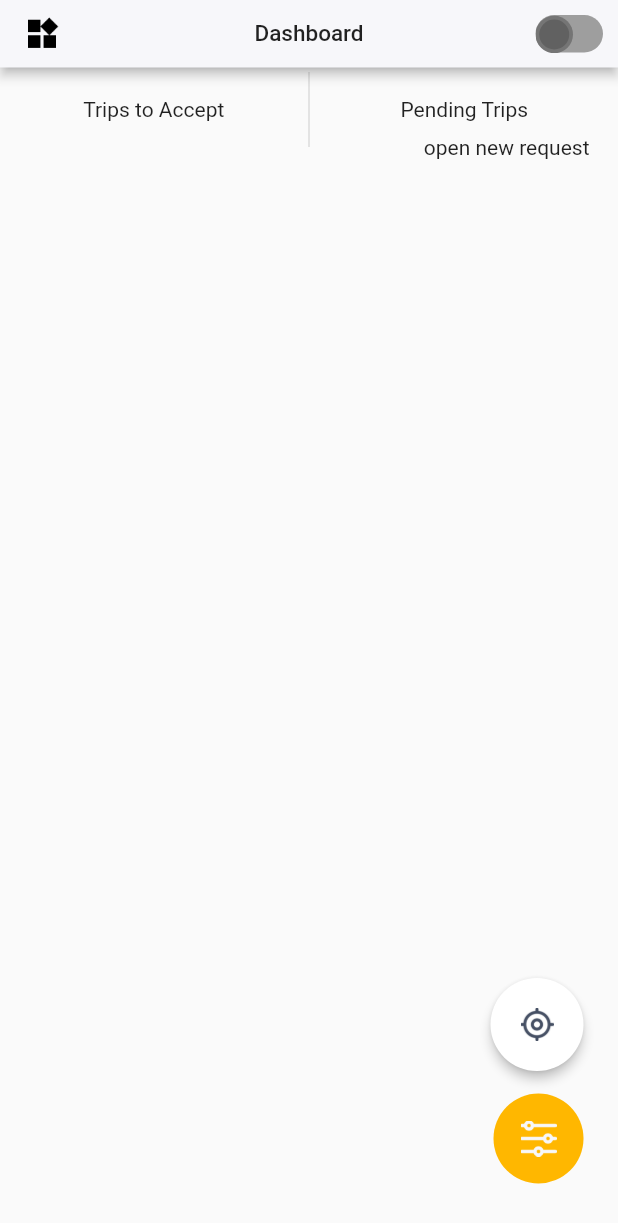
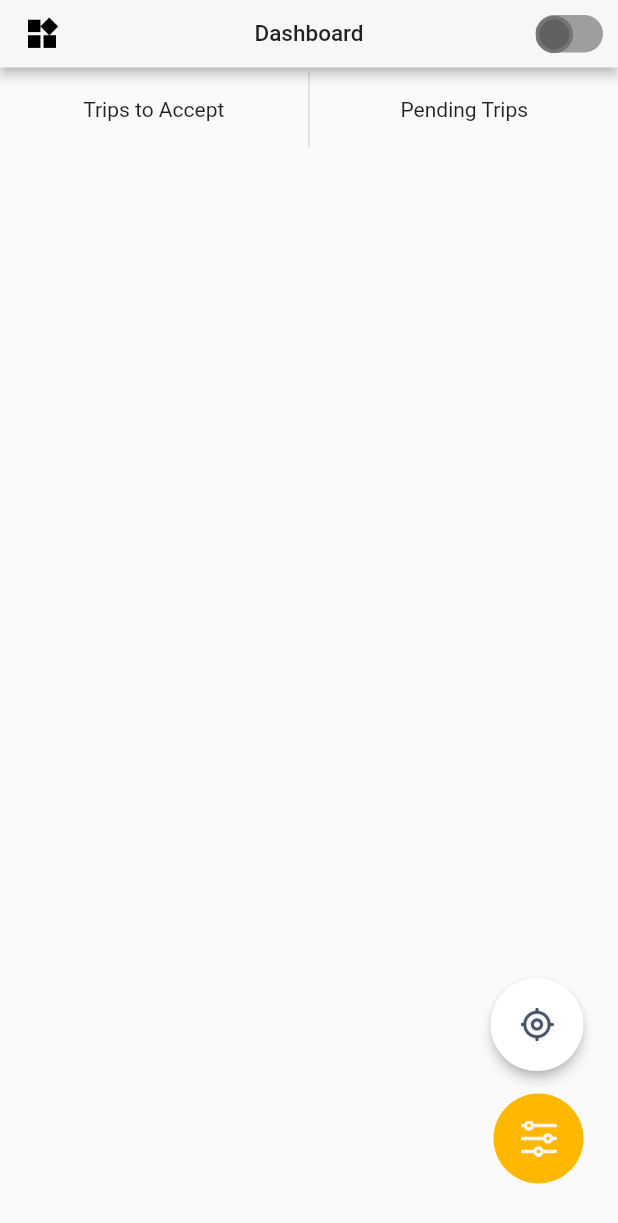
Before and after one commit to RhandallTimtiman/driver_app_v2, a Flutter app: the DashboardScreen screen opened by its route, on a phone screen of 412 x 824 dp. Shown: the top 1223 px of the screen. Run offline on Flutter 3.47's test engine with Material 2 defaults, Android fonts, the light colour scheme and no system bars; our stand-ins replace cached_network_image, connectivity, dio, font_awesome_flutter, get, get_storage and 3 more; accounts and stored records are empty.

Commit message:
commented out button in dashboard

```diff
--- a/lib/app/modules/screens/dashboard.screen.dart
+++ b/lib/app/modules/screens/dashboard.screen.dart
@@ -124,14 +124,14 @@ class _DashboardScreenState extends State<DashboardScreen> {
               closeAnimatedCircle: _closeAnimatedCircle,
               bottom: 35.0,
             ),
-            Positioned(
-              top: 29,
-              right: 19,
-              child: RawMaterialButton(
-                onPressed: _openRequestModal,
-                child: const Text('open new request'),
-              ),
-            )
+            // Positioned(
+            //   top: 29,
+            //   right: 19,
+            //   child: RawMaterialButton(
+            //     onPressed: _openRequestModal,
+            //     child: const Text('open new request'),
+            //   ),
+            // )
           ],
         ),
       ),
```
